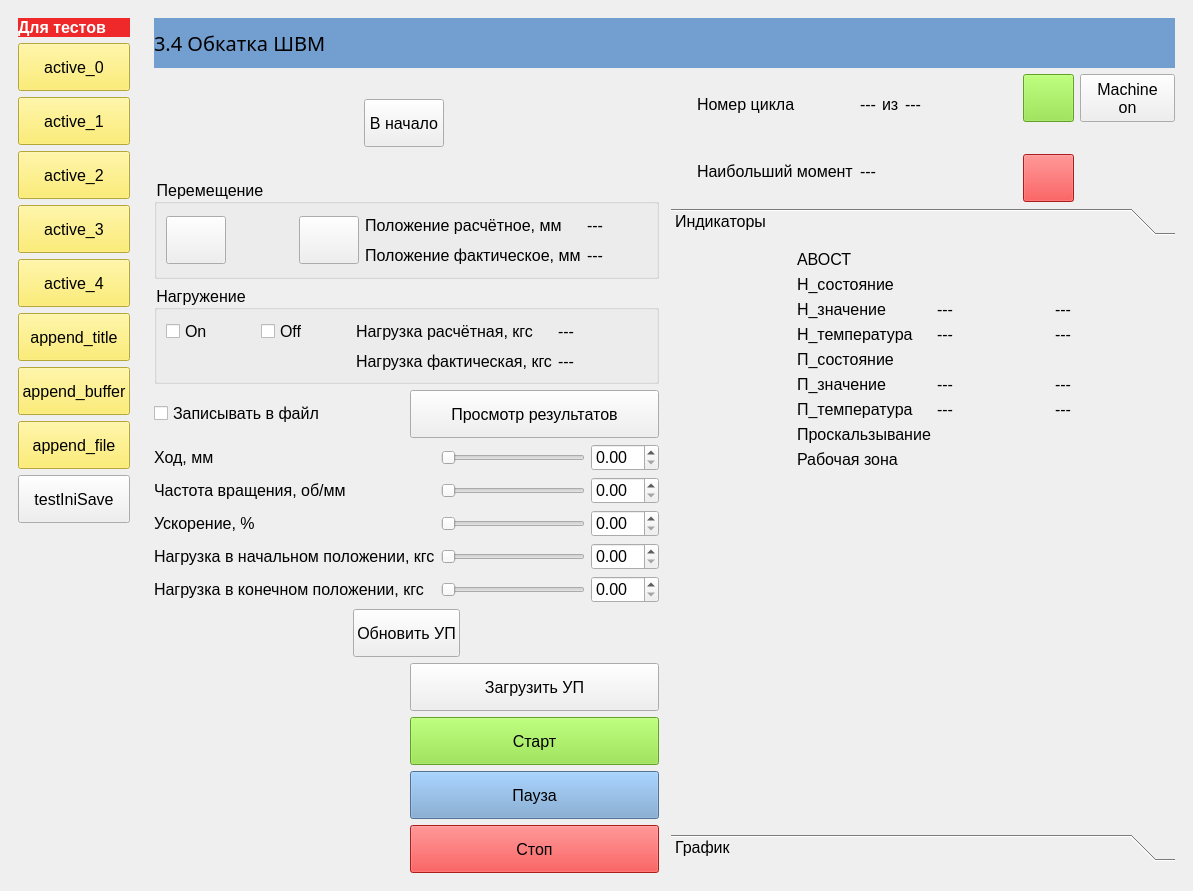
Qt form BallScrewVCP4.ui (Ornstein89/BallScrewControl_QtVCP) before a commit.
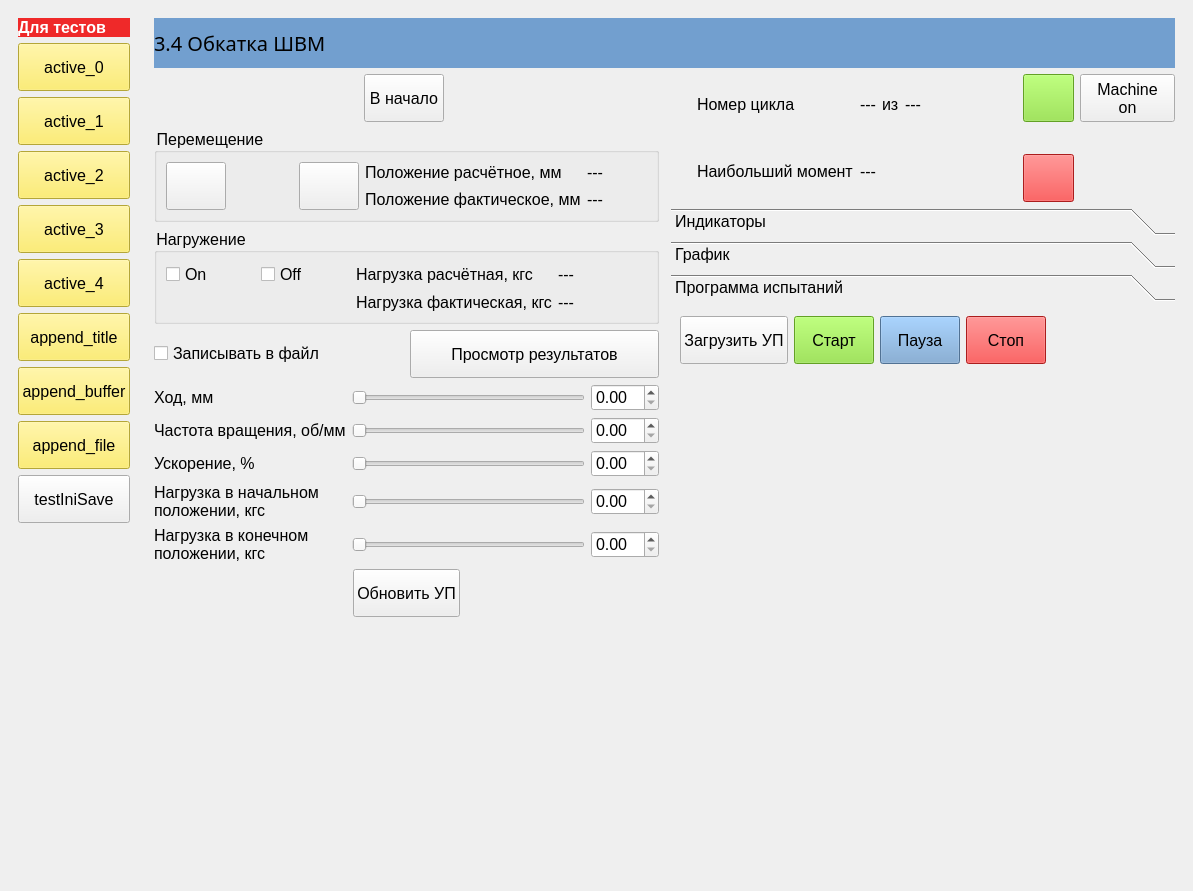
The same form after that commit. Icons and pictures are not drawn. Custom widgets are drawn as their Qt base class.

Commit message: Form3.4, new tab for GCode, minor fixes

```diff
--- a/BallScrewVCP4.ui
+++ b/BallScrewVCP4.ui
@@ -303,89 +303,6 @@
             </item>
            </layout>
           </item>
-          <item row="7" column="0">
-           <layout class="QGridLayout" name="gridLayout_18">
-            <item row="4" column="1">
-             <widget class="ActionButton" name="btnProgram_Stop34">
-              <property name="styleSheet">
-               <string notr="true">background-color: rgb(239, 41, 41);</string>
-              </property>
-              <property name="text">
-               <string>Стоп</string>
-              </property>
-              <property name="icon">
-               <iconset>
-                <normaloff>resources/stop.png</normaloff>resources/stop.png</iconset>
-              </property>
-              <property name="iconSize">
-               <size>
-                <width>40</width>
-                <height>40</height>
-               </size>
-              </property>
-              <property name="abort_action" stdset="0">
-               <bool>true</bool>
-              </property>
-             </widget>
-            </item>
-            <item row="2" column="1">
-             <widget class="ActionButton" name="btnProgram_Run34">
-              <property name="styleSheet">
-               <string notr="true">background-color: rgb(138, 226, 52);</string>
-              </property>
-              <property name="text">
-               <string>Старт</string>
-              </property>
-              <property name="icon">
-               <iconset>
-                <normaloff>resources/play.png</normaloff>resources/play.png</iconset>
-              </property>
-              <property name="iconSize">
-               <size>
-                <width>40</width>
-                <height>40</height>
-               </size>
-              </property>
-              <property name="run_action" stdset="0">
-               <bool>true</bool>
-              </property>
-             </widget>
-            </item>
-            <item row="3" column="1">
-             <widget class="ActionButton" name="btnProgram_Pause34">
-              <property name="styleSheet">
-               <string notr="true">background-color: rgb(114, 159, 207);</string>
-              </property>
-              <property name="text">
-               <string>Пауза</string>
-              </property>
-              <property name="icon">
-               <iconset>
-                <normaloff>resources/pause.png</normaloff>resources/pause.png</iconset>
-              </property>
-              <property name="iconSize">
-               <size>
-                <width>40</width>
-                <height>40</height>
-               </size>
-              </property>
-              <property name="pause_action" stdset="0">
-               <bool>true</bool>
-              </property>
-             </widget>
-            </item>
-            <item row="1" column="1">
-             <widget class="QPushButton" name="btnLoadGCode34">
-              <property name="text">
-               <string>Загрузить УП</string>
-              </property>
-             </widget>
-            </item>
-            <item row="1" column="0" rowspan="4">
-             <widget class="GcodeEditor" name="gcode_editor34"/>
-            </item>
-           </layout>
-          </item>
           <item row="4" column="0">
            <layout class="QGridLayout" name="gridLayout_24">
             <item row="4" column="1">
@@ -401,7 +318,8 @@
             <item row="4" column="0">
              <widget class="QLabel" name="label_79">
               <property name="text">
-               <string>Нагрузка в конечном положении, кгс</string>
+               <string>Нагрузка в конечном
+положении, кгс</string>
               </property>
              </widget>
             </item>
@@ -435,7 +353,8 @@
             <item row="3" column="0">
              <widget class="QLabel" name="label_78">
               <property name="text">
-               <string>Нагрузка в начальном положении, кгс</string>
+               <string>Нагрузка в начальном
+положении, кгс</string>
               </property>
              </widget>
             </item>
@@ -496,31 +415,35 @@
              <string>Нагружение</string>
             </property>
             <layout class="QGridLayout" name="gridLayout_6">
-             <item row="0" column="2">
+             <item row="0" column="5">
+              <widget class="QLabel" name="lblLoad34">
+               <property name="text">
+                <string>---</string>
+               </property>
+              </widget>
+             </item>
+             <item row="1" column="4">
+              <widget class="QLabel" name="label_81">
+               <property name="text">
+                <string>Нагрузка фактическая, кгс</string>
+               </property>
+              </widget>
+             </item>
+             <item row="0" column="4">
               <widget class="QLabel" name="label_80">
                <property name="text">
                 <string>Нагрузка расчётная, кгс</string>
                </property>
               </widget>
              </item>
-             <item row="1" column="0" colspan="2">
-              <widget class="LED" name="ledAt_Load34"/>
-             </item>
-             <item row="0" column="3">
-              <widget class="QLabel" name="lblLoad34">
-               <property name="text">
-                <string>---</string>
-               </property>
-              </widget>
-             </item>
-             <item row="0" column="0">
-              <widget class="QCheckBox" name="chkDsp_ModeOn34">
+             <item row="0" column="1">
+              <widget class="CheckBox" name="chkDsp_ModeOn34">
                <property name="text">
                 <string>On</string>
                </property>
               </widget>
              </item>
-             <item row="1" column="3">
+             <item row="1" column="5">
               <widget class="QLabel" name="lblLoad_Actual34">
                <property name="sizePolicy">
                 <sizepolicy hsizetype="Preferred" vsizetype="Preferred">
@@ -533,20 +456,16 @@
                </property>
               </widget>
              </item>
-             <item row="1" column="2">
-              <widget class="QLabel" name="label_81">
-               <property name="text">
-                <string>Нагрузка фактическая, кгс</string>
-               </property>
-              </widget>
-             </item>
-             <item row="0" column="1">
-              <widget class="QCheckBox" name="chkDsp_ModeOff34">
+             <item row="0" column="2">
+              <widget class="CheckBox" name="chkDsp_ModeOff34">
                <property name="text">
                 <string>Off</string>
                </property>
               </widget>
              </item>
+             <item row="1" column="1" colspan="2">
+              <widget class="LED" name="ledAt_Load34"/>
+             </item>
             </layout>
            </widget>
           </item>
@@ -625,6 +544,19 @@
             </layout>
            </widget>
           </item>
+          <item row="6" column="0">
+           <spacer name="verticalSpacer_2">
+            <property name="orientation">
+             <enum>Qt::Vertical</enum>
+            </property>
+            <property name="sizeHint" stdset="0">
+             <size>
+              <width>20</width>
+              <height>40</height>
+             </size>
+            </property>
+           </spacer>
+          </item>
          </layout>
         </item>
         <item row="1" column="2">
@@ -810,7 +742,7 @@
            <enum>QFrame::NoFrame</enum>
           </property>
           <property name="currentIndex">
-           <number>0</number>
+           <number>2</number>
           </property>
           <widget class="QWidget" name="page_3">
            <property name="geometry">
@@ -818,7 +750,7 @@
              <x>0</x>
              <y>0</y>
              <width>512</width>
-             <height>599</height>
+             <height>566</height>
             </rect>
            </property>
            <attribute name="label">
@@ -1051,6 +983,105 @@
             </item>
            </layout>
           </widget>
+          <widget class="QWidget" name="page">
+           <attribute name="label">
+            <string>Программа испытаний</string>
+           </attribute>
+           <layout class="QGridLayout" name="gridLayout_7">
+            <item row="0" column="0">
+             <widget class="QPushButton" name="btnLoadGCode34">
+              <property name="text">
+               <string>Загрузить УП</string>
+              </property>
+             </widget>
+            </item>
+            <item row="0" column="2">
+             <widget class="ActionButton" name="btnProgram_Pause34">
+              <property name="styleSheet">
+               <string notr="true">background-color: rgb(114, 159, 207);</string>
+              </property>
+              <property name="text">
+               <string>Пауза</string>
+              </property>
+              <property name="icon">
+               <iconset>
+                <normaloff>resources/pause.png</normaloff>resources/pause.png</iconset>
+              </property>
+              <property name="iconSize">
+               <size>
+                <width>40</width>
+                <height>40</height>
+               </size>
+              </property>
+              <property name="pause_action" stdset="0">
+               <bool>true</bool>
+              </property>
+             </widget>
+            </item>
+            <item row="0" column="3">
+             <widget class="ActionButton" name="btnProgram_Stop34">
+              <property name="styleSheet">
+               <string notr="true">background-color: rgb(239, 41, 41);</string>
+              </property>
+              <property name="text">
+               <string>Стоп</string>
+              </property>
+              <property name="icon">
+               <iconset>
+                <normaloff>resources/stop.png</normaloff>resources/stop.png</iconset>
+              </property>
+              <property name="iconSize">
+               <size>
+                <width>40</width>
+                <height>40</height>
+               </size>
+              </property>
+              <property name="abort_action" stdset="0">
+               <bool>true</bool>
+              </property>
+             </widget>
+            </item>
+            <item row="0" column="1">
+             <widget class="ActionButton" name="btnProgram_Run34">
+              <property name="styleSheet">
+               <string notr="true">background-color: rgb(138, 226, 52);</string>
+              </property>
+              <property name="text">
+               <string>Старт</string>
+              </property>
+              <property name="icon">
+               <iconset>
+                <normaloff>resources/play.png</normaloff>resources/play.png</iconset>
+              </property>
+              <property name="iconSize">
+               <size>
+                <width>40</width>
+                <height>40</height>
+               </size>
+              </property>
+              <property name="run_action" stdset="0">
+               <bool>true</bool>
+              </property>
+             </widget>
+            </item>
+            <item row="0" column="4">
+             <spacer name="horizontalSpacer">
+              <property name="orientation">
+               <enum>Qt::Horizontal</enum>
+              </property>
+              <property name="sizeHint" stdset="0">
+               <size>
+                <width>40</width>
+                <height>20</height>
+               </size>
+              </property>
+             </spacer>
+            </item>
+            <item row="1" column="0" colspan="5">
+             <widget class="GcodeEditor" name="gcode_editor34"/>
+            </item>
+           </layout>
+          </widget>
          </widget>
         </item>
        </layout>
```
Left out of the diff: 38 changed lines with no effect on the pictures.
